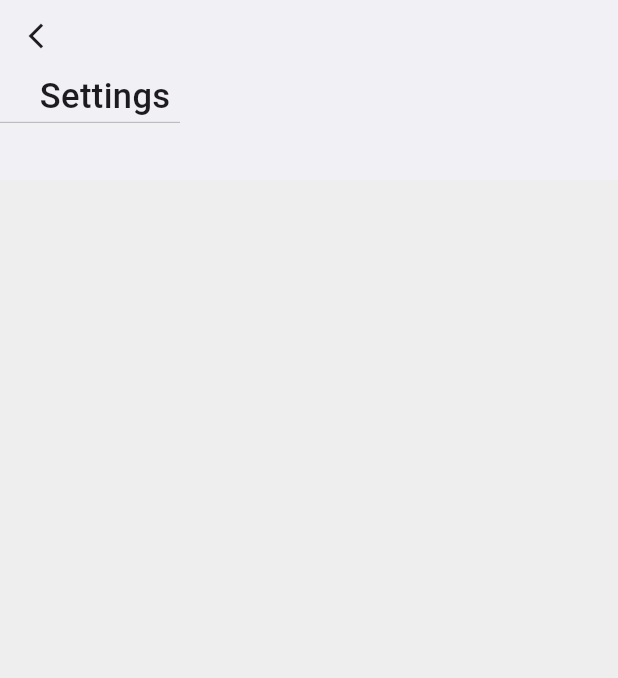
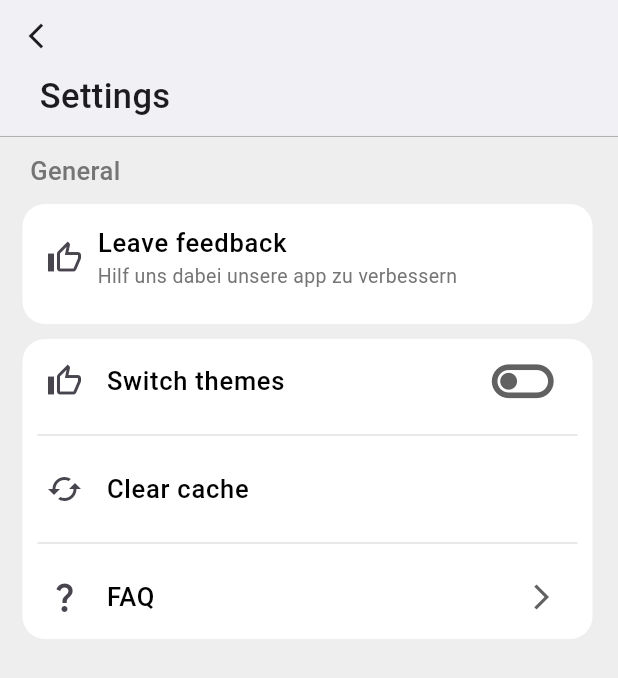
Before and after one commit to zainsh098/design_series, a Flutter app: the screen it shows after launch, on a phone screen of 412 x 824 dp. Shown: the top 678 px of the screen. Run offline on Flutter 3.47's test engine with Material 2 defaults, Android fonts, the phone set to English and light mode, and no system bars.

Commit message:
designing Ui

```diff
--- a/lib/screens/home_screen.dart
+++ b/lib/screens/home_screen.dart
@@ -8,26 +8,28 @@ class HomeScreen extends StatelessWidget {
     return Scaffold(
       backgroundColor: Colors.grey.shade200,
       appBar: AppBar(
-        toolbarHeight: 120,
+        toolbarHeight: 90,
         leadingWidth: 120,
         backgroundColor: Colors.white,
         elevation: 4,
         leading: Column(
           children: [
-
-
             Row(
               children: [
                 IconButton(
                   onPressed: () {
                     // Add your onPressed logic here
                   },
-                  icon: const Icon(Icons.arrow_back_ios_new_outlined,
-                  size: 20,),
+                  icon: const Icon(
+                    Icons.arrow_back_ios_new_outlined,
+                    size: 20,
+                  ),
                 ),
               ],
             ),
-            const SizedBox(width: 10,),
+            const SizedBox(
+              width: 10,
+            ),
             const Padding(
               padding: EdgeInsets.only(left: 20),
               child: Text(
@@ -38,41 +40,146 @@ class HomeScreen extends StatelessWidget {
                 ),
               ),
             ),
-            Divider(
-              thickness: 0.5,
-              height: 1,
-              color: Colors.grey,
-
-            )
           ],
-        ) ,
-
-      ),
-
-
-
-      body: const SafeArea(
-        child: Column(
-          mainAxisAlignment: MainAxisAlignment.start,
-          children: [
-
-
-
-
-
-
-
-
-
-
-
-          ],
-
-
         ),
       ),
-
-
+      body: SafeArea(
+        child: Column(
+          crossAxisAlignment: CrossAxisAlignment.start,
+          children: [
+            const Divider(
+              thickness: 0.5,
+              height: 2,
+              color: Colors.grey,
+            ),
+            Padding(
+              padding: const EdgeInsets.only(left: 20, top: 10),
+              child: Text(
+                'General',
+                style: TextStyle(
+                  fontSize: 17,
+                  color: Colors.grey.shade600,
+                  fontWeight: FontWeight.w500,
+                ),
+              ),
+            ),
+            const SizedBox(
+              height: 10,
+            ),
+            Padding(
+              padding: const EdgeInsets.only(left: 15, right: 15),
+              child: Container(
+                height: 80,
+                width: 380,
+                decoration: BoxDecoration(
+                  color: Colors.white,
+                  borderRadius: BorderRadius.circular(15),
+                ),
+                child: Column(
+                  children: [
+                    Expanded(
+                        child: ListTile(
+                      leading: Icon(Icons.thumb_up_alt_outlined),
+                      title: Text(
+                        'Leave feedback',
+                        style: TextStyle(
+                          fontSize: 17,
+                          color: Colors.black,
+                          fontWeight: FontWeight.w500,
+                        ),
+                      ),
+                      horizontalTitleGap: 10,
+                      minVerticalPadding: 10,
+                      subtitle: Text(
+                        'Hilf uns dabei unsere app zu verbessern',
+                        style: TextStyle(
+                          fontSize: 13,
+                          color: Colors.grey.shade600,
+                          fontWeight: FontWeight.w400,
+                        ),
+                      ),
+                    )),
+                  ],
+                ),
+              ),
+            ),
+            const SizedBox(
+              height: 10,
+            ),
+            Padding(
+              padding: const EdgeInsets.only(left: 15, right: 15),
+              child: Container(
+                height: 200,
+                width: 380,
+                decoration: BoxDecoration(
+                  color: Colors.white,
+                  borderRadius: BorderRadius.circular(15),
+                ),
+                child: Column(
+                  children: [
+                    Expanded(
+                        child: ListTile(
+                      leading: Icon(Icons.thumb_up_alt_outlined),
+                      title: Text(
+                        'Switch themes',
+                        style: TextStyle(
+                          fontSize: 17,
+                          color: Colors.black,
+                          fontWeight: FontWeight.w500,
+                        ),
+                      ),
+                      trailing: Icon(
+                        Icons.toggle_off_outlined,
+                        size: 45,
+                        color: Colors.grey.shade700,
+                      ),
+                    )),
+                    Divider(
+                      color: Colors.grey.shade300,
+                      endIndent: 10,
+                      indent: 10,
+                    ),
+                    Expanded(
+                        child: ListTile(
+                      leading: Icon(Icons.cached_outlined),
+                      title: Text(
+                        'Clear cache',
+                        style: TextStyle(
+                          fontSize: 17,
+                          color: Colors.black,
+                          fontWeight: FontWeight.w500,
+                        ),
+                      ),
+                    )),
+                    Divider(
+                      color: Colors.grey.shade300,
+                      endIndent: 10,
+                      indent: 10,
+                    ),
+                    Expanded(
+                        child: ListTile(
+                      leading: Icon(Icons.question_mark_outlined),
+                      title: Text(
+                        'FAQ',
+                        style: TextStyle(
+                          fontSize: 17,
+                          color: Colors.black,
+                          fontWeight: FontWeight.w500,
+                        ),
+                      ),
+                      trailing: Icon(
+                        Icons.arrow_forward_ios_outlined,
+                        size: 20,
+                        color: Colors.grey.shade700,
+                      ),
+                    )),
+                  ],
+                ),
+              ),
+            ),
+          ],
+        ),
+      ),
     );
   }
 }
```
